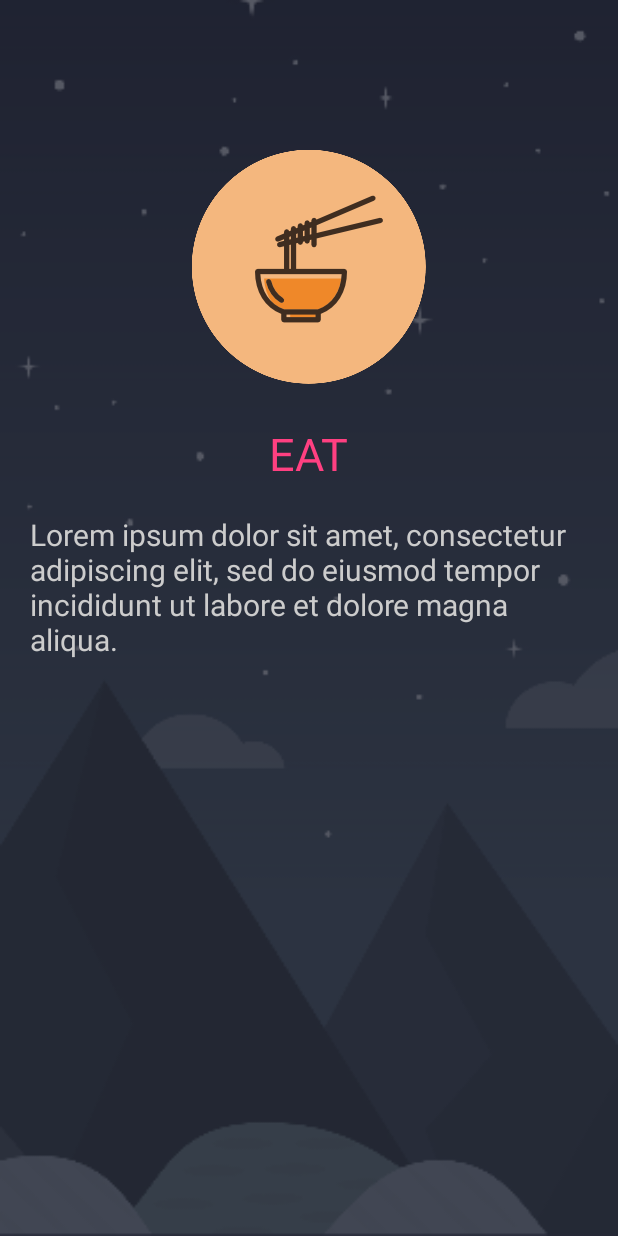
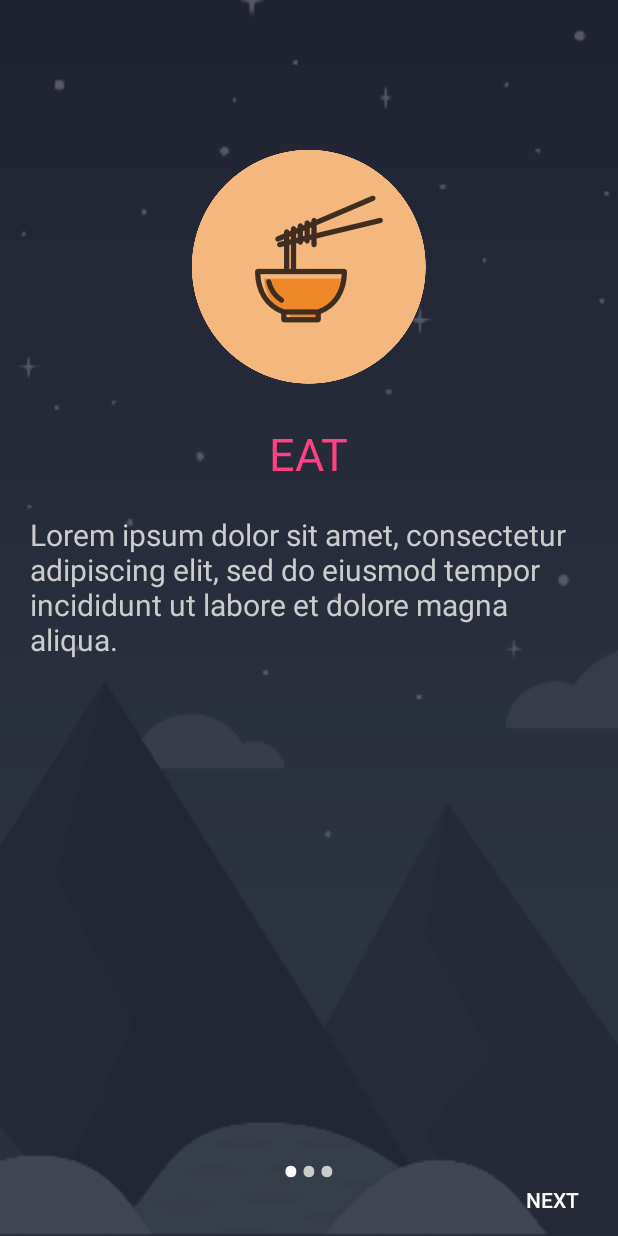
Before and after one commit to Gaurav6414/SlideScreenStartup, an Android app: the screen it shows after launch (MainActivity), on a phone screen of 412 x 824 dp. Run offline under Robolectric (Android 15) with nearby library versions, the phone set to English and light mode, and no system bars.

Commit message:
Fully Fuctional Onboard swipe + button screen

```diff
--- a/app/src/main/java/com/grv/dev/slidescreenstartup/MainActivity.java
+++ b/app/src/main/java/com/grv/dev/slidescreenstartup/MainActivity.java
@@ -3,14 +3,25 @@ package com.grv.dev.slidescreenstartup;
 import android.support.v4.view.ViewPager;
 import android.support.v7.app.AppCompatActivity;
 import android.os.Bundle;
+import android.text.Html;
+import android.view.Gravity;
+import android.view.View;
+import android.widget.Button;
 import android.widget.LinearLayout;
+import android.widget.TextView;
 
 public class MainActivity extends AppCompatActivity {
 
     private ViewPager mSlidePager;
     private LinearLayout mDotLayout;
+    private TextView[] mDots;
 
     private SliderAdapter sliderAdapter;
+
+    private Button prevBtn;
+    private Button nextBtn;
+
+    private int mCurrentPage;
 
     @Override
     protected void onCreate(Bundle savedInstanceState) {
@@ -20,9 +31,105 @@ public class MainActivity extends AppCompatActivity {
         mSlidePager = findViewById(R.id.slide);
         mDotLayout =findViewById(R.id.dots);
 
+        prevBtn = findViewById(R.id.backbtn);
+        nextBtn = findViewById(R.id.nextbtn);
+
         sliderAdapter = new SliderAdapter(this);
         mSlidePager.setAdapter(sliderAdapter);
 
+        setmDotLayout(0);
+
+        mSlidePager.addOnPageChangeListener(viewListener);
+
+        //onClickListener
+
+        nextBtn.setOnClickListener(new View.OnClickListener() {
+            @Override
+            public void onClick(View view) {
+                mSlidePager.setCurrentItem(mCurrentPage+1);
+            }
+        });
+        prevBtn.setOnClickListener(new View.OnClickListener() {
+            @Override
+            public void onClick(View view) {
+                mSlidePager.setCurrentItem(mCurrentPage-1 );
+            }
+        });
+
 
     }
+
+    public void setmDotLayout(int position){
+
+        mDots = new TextView[3];
+
+        mDotLayout.removeAllViews();
+
+        for (int i = 0; i < mDots.length; i++) {
+
+            mDots[i] = new TextView(this);
+            mDots[i].setText(Html.fromHtml("&#8226;"));
+            mDots[i].setTextSize(35);
+            mDots[i].setTextColor(getResources().getColor(R.color.colorTransparentWhite));
+
+            mDotLayout.addView(mDots[i]);
+
+        }
+
+        if (mDots.length>0){
+            mDots[position].setTextColor(getResources().getColor(R.color.colorWhite));
+        }
+
+    }
+
+    ViewPager.OnPageChangeListener viewListener = new ViewPager.OnPageChangeListener() {
+        @Override
+        public void onPageScrolled(int position, float positionOffset, int positionOffsetPixels) {
+
+        }
+
+        @Override
+        public void onPageSelected(int position) {
+
+            setmDotLayout(position);
+
+            mCurrentPage = position;
+
+            if (position==0){
+
+                prevBtn.setEnabled(false);
+                nextBtn.setEnabled(true);
+                prevBtn.setVisibility(View.INVISIBLE);
+
+                nextBtn.setText("NEXT");
+                prevBtn.setText("");
+            }
+            else if (position==mDots.length -1){
+
+                prevBtn.setEnabled(true);
+                nextBtn.setEnabled(true);
+                prevBtn.setVisibility(View.VISIBLE);
+
+
+                nextBtn.setText("FINISH");
+                prevBtn.setText("BACK");
+
+
+            }else {
+
+                prevBtn.setEnabled(true);
+                nextBtn.setEnabled(true);
+                prevBtn.setVisibility(View.VISIBLE);
+
+                nextBtn.setText("NEXT");
+                prevBtn.setText("BACK");
+            }
+
+        }
+
+        @Override
+        public void onPageScrollStateChanged(int state) {
+
+        }
+    };
 }
--- a/app/src/main/res/layout/activity_main.xml
+++ b/app/src/main/res/layout/activity_main.xml
@@ -13,7 +13,8 @@
         android:layout_height="wrap_content"
         android:layout_alignParentBottom="true"
         android:layout_alignParentStart="true"
-        android:layout_marginBottom="39dp">
+        android:layout_marginBottom="39dp"
+        android:animateLayoutChanges="false">
 
     </android.support.v4.view.ViewPager>
 
@@ -22,13 +23,32 @@
         android:layout_width="wrap_content"
         android:layout_height="wrap_content"
         android:layout_alignParentBottom="true"
-        android:layout_alignParentTop="false"
+        android:gravity="bottom"
         android:layout_centerHorizontal="true"
-        android:layout_marginTop="17dp"
         android:orientation="horizontal"
         android:padding="20dp">
 
     </LinearLayout>
 
+    <Button
+        android:id="@+id/nextbtn"
+        android:layout_width="wrap_content"
+        android:layout_height="wrap_content"
+        android:layout_alignParentEnd="true"
+        android:background="@android:color/transparent"
+        android:text="Next"
+        android:layout_alignParentBottom="true"
+        android:textColor="@color/colorWhite" />
+
+    <Button
+        android:id="@+id/backbtn"
+        android:layout_width="wrap_content"
+        android:layout_height="wrap_content"
+        android:layout_alignParentBottom="true"
+        android:background="@android:color/transparent"
+        android:text="Back"
+        android:textColor="@color/colorWhite"
+        android:visibility="invisible" />
+
 
 </RelativeLayout>
--- a/app/src/main/res/values/colors.xml
+++ b/app/src/main/res/values/colors.xml
@@ -4,5 +4,5 @@
     <color name="colorPrimaryDark">#181A24</color>
     <color name="colorAccent">#FF4081</color>
     <color name="colorWhite">#FFFFFF</color>
-    <color name="colorTransparentWhite">#CCCCCC</color>
+    <color name="colorTransparentWhite">#cccccc</color>
 </resources>
```
